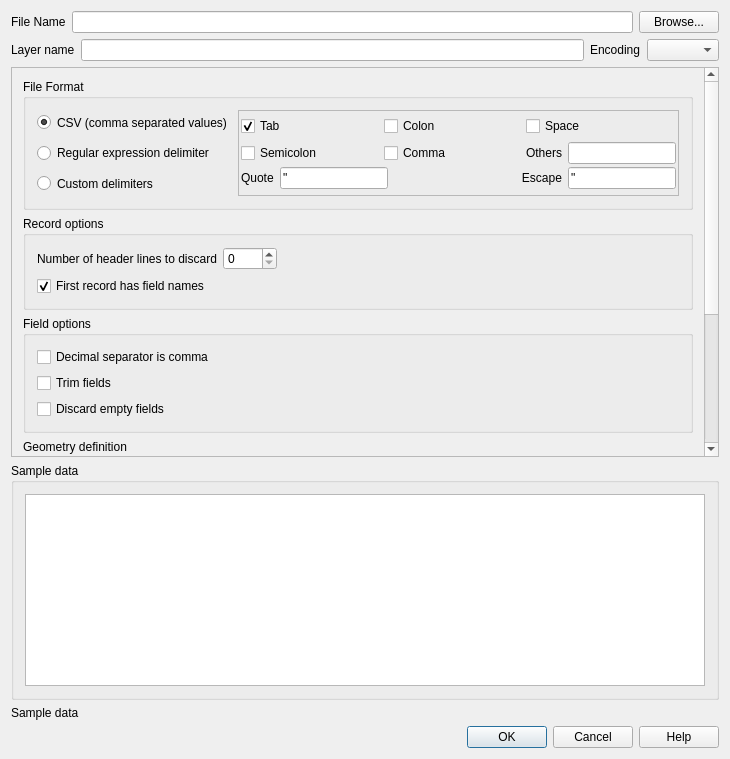
The window that src/ui/qgsdelimitedtextsourceselectbase.ui (carsmie/QGIS) describes before a commit, drawn with Qt 5.
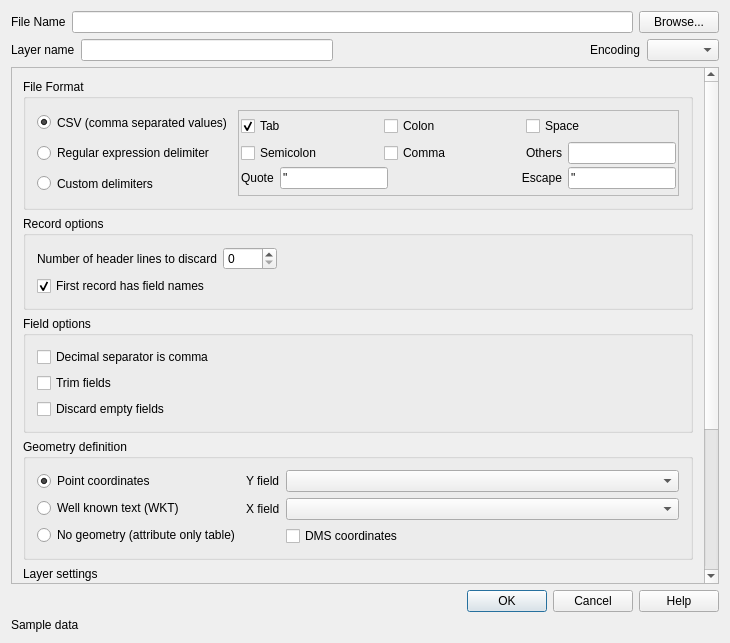
The same window after the commit. Icons and pictures are not drawn. Custom widgets are drawn as their Qt base class.

Commit message:
[addlayerbutton] Fix height problems within the delimited text dialog
Also moved the status information under the button bas for
consistency with other dialogs.

```diff
--- a/src/ui/qgsdelimitedtextsourceselectbase.ui
+++ b/src/ui/qgsdelimitedtextsourceselectbase.ui
@@ -7,11 +7,11 @@
     <x>0</x>
     <y>0</y>
     <width>730</width>
-    <height>759</height>
+    <height>643</height>
    </rect>
   </property>
   <property name="sizePolicy">
-   <sizepolicy hsizetype="Minimum" vsizetype="Minimum">
+   <sizepolicy hsizetype="Minimum" vsizetype="Fixed">
     <horstretch>0</horstretch>
     <verstretch>0</verstretch>
    </sizepolicy>
@@ -32,9 +32,15 @@
   <property name="whatsThis">
    <string/>
   </property>
-  <layout class="QVBoxLayout" name="verticalLayout_17" stretch="0,0,0,0,0">
+  <layout class="QVBoxLayout" name="verticalLayout_17" stretch="0,0,0,0">
    <item>
     <widget class="QWidget" name="widget_3" native="true">
+     <property name="sizePolicy">
+      <sizepolicy hsizetype="Preferred" vsizetype="Fixed">
+       <horstretch>0</horstretch>
+       <verstretch>0</verstretch>
+      </sizepolicy>
+     </property>
      <property name="acceptDrops">
       <bool>true</bool>
      </property>
@@ -132,6 +138,12 @@
         </item>
         <item>
          <widget class="QLineEdit" name="txtLayerName">
+          <property name="sizePolicy">
+           <sizepolicy hsizetype="Expanding" vsizetype="Fixed">
+            <horstretch>0</horstretch>
+            <verstretch>0</verstretch>
+           </sizepolicy>
+          </property>
           <property name="toolTip">
            <string>Name to display in the map legend</string>
           </property>
@@ -140,6 +152,19 @@
           </property>
          </widget>
         </item>
+        <item>
+         <spacer name="horizontalSpacer_3">
+          <property name="orientation">
+           <enum>Qt::Horizontal</enum>
+          </property>
+          <property name="sizeHint" stdset="0">
+           <size>
+            <width>40</width>
+            <height>20</height>
+           </size>
+          </property>
+         </spacer>
+        </item>
         <item>
          <widget class="QLabel" name="lblEncoding">
           <property name="text">
@@ -170,6 +195,18 @@
    </item>
    <item>
     <widget class="QScrollArea" name="scrollArea">
+     <property name="sizePolicy">
+      <sizepolicy hsizetype="Expanding" vsizetype="Preferred">
+       <horstretch>0</horstretch>
+       <verstretch>0</verstretch>
+      </sizepolicy>
+     </property>
+     <property name="maximumSize">
+      <size>
+       <width>16777215</width>
+       <height>16777215</height>
+      </size>
+     </property>
      <property name="widgetResizable">
       <bool>true</bool>
      </property>
@@ -177,16 +214,22 @@
       <property name="geometry">
        <rect>
         <x>0</x>
-        <y>0</y>
+        <y>-229</y>
         <width>696</width>
-        <height>616</height>
+        <height>742</height>
        </rect>
       </property>
+      <property name="sizePolicy">
+       <sizepolicy hsizetype="Preferred" vsizetype="Preferred">
+        <horstretch>0</horstretch>
+        <verstretch>0</verstretch>
+       </sizepolicy>
+      </property>
       <layout class="QVBoxLayout" name="verticalLayout_4">
        <item>
         <widget class="QgsCollapsibleGroupBox" name="fileFormatGroupBox">
          <property name="sizePolicy">
-          <sizepolicy hsizetype="Preferred" vsizetype="Maximum">
+          <sizepolicy hsizetype="Preferred" vsizetype="Fixed">
            <horstretch>0</horstretch>
            <verstretch>0</verstretch>
           </sizepolicy>
@@ -668,7 +711,7 @@
        <item>
         <widget class="QgsCollapsibleGroupBox" name="recordOptionsGroupBox">
          <property name="sizePolicy">
-          <sizepolicy hsizetype="Preferred" vsizetype="Maximum">
+          <sizepolicy hsizetype="Preferred" vsizetype="Fixed">
            <horstretch>0</horstretch>
            <verstretch>0</verstretch>
           </sizepolicy>
@@ -772,7 +815,7 @@
        <item>
         <widget class="QgsCollapsibleGroupBox" name="fieldOptionsGroupBox">
          <property name="sizePolicy">
-          <sizepolicy hsizetype="Preferred" vsizetype="Maximum">
+          <sizepolicy hsizetype="Preferred" vsizetype="Fixed">
            <horstretch>0</horstretch>
            <verstretch>0</verstretch>
           </sizepolicy>
@@ -845,7 +888,7 @@
        <item>
         <widget class="QgsCollapsibleGroupBox" name="geometryDefinitionGroupBox">
          <property name="sizePolicy">
-          <sizepolicy hsizetype="Preferred" vsizetype="Maximum">
+          <sizepolicy hsizetype="Preferred" vsizetype="Fixed">
            <horstretch>0</horstretch>
            <verstretch>0</verstretch>
           </sizepolicy>
@@ -1160,7 +1203,7 @@
        <item>
         <widget class="QgsCollapsibleGroupBox" name="layeSettingsGroupBox">
          <property name="sizePolicy">
-          <sizepolicy hsizetype="Preferred" vsizetype="Maximum">
+          <sizepolicy hsizetype="Preferred" vsizetype="Fixed">
            <horstretch>0</horstretch>
            <verstretch>0</verstretch>
           </sizepolicy>
@@ -1230,12 +1273,8 @@
          </layout>
         </widget>
        </item>
-      </layout>
-     </widget>
-    </widget>
-   </item>
    <item>
-    <widget class="QgsCollapsibleGroupBox" name="sampleDataGroupBox">
+        <widget class="QGroupBox" name="sampleDataGroupBox">
      <property name="sizePolicy">
       <sizepolicy hsizetype="Preferred" vsizetype="Maximum">
        <horstretch>0</horstretch>
@@ -1257,16 +1296,29 @@
           <verstretch>0</verstretch>
          </sizepolicy>
         </property>
+            <property name="lineWidth">
+             <number>1</number>
+            </property>
        </widget>
       </item>
      </layout>
     </widget>
    </item>
    <item>
-    <widget class="QLabel" name="lblStatus">
-     <property name="text">
-      <string>Sample data</string>
-     </property>
+        <spacer name="verticalSpacer">
+         <property name="orientation">
+          <enum>Qt::Vertical</enum>
+         </property>
+         <property name="sizeHint" stdset="0">
+          <size>
+           <width>20</width>
+           <height>40</height>
+          </size>
+         </property>
+        </spacer>
+       </item>
+      </layout>
+     </widget>
     </widget>
    </item>
    <item>
@@ -1279,6 +1331,19 @@
      </property>
     </widget>
    </item>
+   <item>
+    <widget class="QLabel" name="lblStatus">
+     <property name="sizePolicy">
+      <sizepolicy hsizetype="Preferred" vsizetype="Fixed">
+       <horstretch>0</horstretch>
+       <verstretch>0</verstretch>
+      </sizepolicy>
+     </property>
+     <property name="text">
+      <string>Sample data</string>
+     </property>
+    </widget>
+   </item>
   </layout>
  </widget>
  <layoutdefault spacing="6" margin="11"/>
```
Lines whose indentation alone changed are shown as unchanged.
